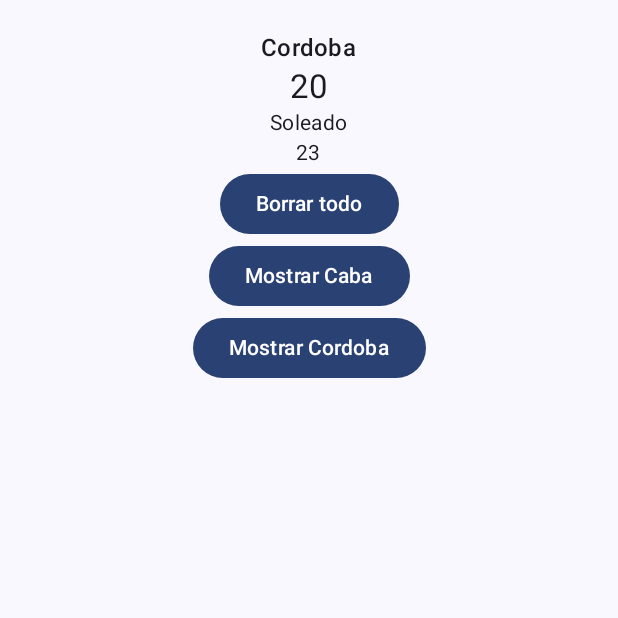
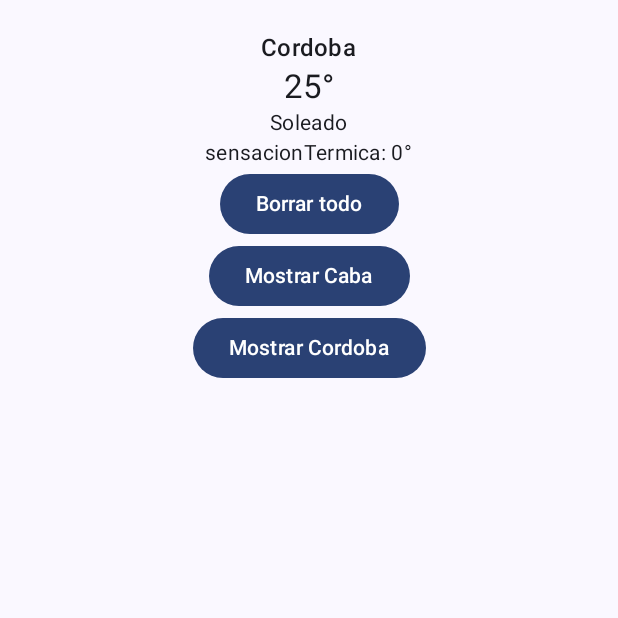
Before and after one commit to Ignaci0Casais/2doParcial, an Android app built with Jetpack Compose: the screen it shows after launch (MainActivity), after a tap on "Mostrar Cordoba", on a phone screen of 412 x 824 dp, the top half of it. Run offline under Robolectric (Android 15) with nearby library versions, the phone set to English and light mode, and no system bars; 2 other taps on this screen came first.

Commit message:
agrego ViewModel
agrego viewmodel y migro proyecto porque no cargaba las dependencias del viewmodel

```diff
--- a/app/src/main/java/com/example/a2doparcial/MainActivity.kt
+++ b/app/src/main/java/com/example/a2doparcial/MainActivity.kt
@@ -6,10 +6,7 @@ import androidx.activity.compose.setContent
 import androidx.compose.foundation.layout.fillMaxSize
 import androidx.compose.material3.MaterialTheme
 import androidx.compose.material3.Surface
-import androidx.compose.material3.Text
-import androidx.compose.runtime.Composable
 import androidx.compose.ui.Modifier
-import androidx.compose.ui.tooling.preview.Preview
 import com.example.a2doparcial.ui.theme._2doparcialTheme
 
 class MainActivity : ComponentActivity() {
@@ -17,11 +14,10 @@ class MainActivity : ComponentActivity() {
         super.onCreate(savedInstanceState)
         setContent {
             _2doparcialTheme {
-                // A surface container using the 'background' color from the theme
                 Surface(
                     modifier = Modifier.fillMaxSize(),
                     color = MaterialTheme.colorScheme.background
-                ) {
+                ){
                     MainPage()
                 }
             }
--- a/app/src/main/java/com/example/a2doparcial/MainPage.kt
+++ b/app/src/main/java/com/example/a2doparcial/MainPage.kt
@@ -13,35 +13,37 @@ import androidx.compose.ui.Alignment
 import androidx.compose.ui.Modifier
 import androidx.compose.ui.tooling.preview.Preview
 import androidx.compose.ui.unit.dp
+import androidx.lifecycle.viewmodel.compose.viewModel
 import com.example.a2doparcial.ui.theme._2doparcialTheme
 
 
 @Composable
 fun MainPage(modifier: Modifier = Modifier) {
 
-    val ciudad = remember { mutableStateOf<String>("Buenos Aires") }
-    val temperatura = remember { mutableStateOf<String>("14°") }
-    val descripcion = remember { mutableStateOf<String>("Nublado") }
-    val st = remember { mutableStateOf<String>("sensacionTermica: 13°") }
+    val viewModel:MainPageViewModel = viewModel()
 
+    val ciudad = remember { mutableStateOf<String>("Caba") }
+    val temperatura = remember { mutableStateOf<Int>(14) }
+    val descripcion = remember { mutableStateOf<String>("nublado") }
+    val st = remember { mutableStateOf<Int>(13) }
 
-    Column(
+    Column (
         modifier = modifier
             .fillMaxWidth()
             .padding(20.dp),
         horizontalAlignment = Alignment.CenterHorizontally
-    ){
-        Text(text = ciudad.value, style = MaterialTheme.typography.titleMedium)
-        Text(text = temperatura.value, style = MaterialTheme.typography.titleLarge)
-        Text(text = descripcion.value, style = MaterialTheme.typography.bodyMedium)
-        Text(text = st.value, style = MaterialTheme.typography.bodyMedium)
+    ) {
+        Text(text = ciudad.value, style= MaterialTheme.typography.titleMedium)
+        Text(text = "${temperatura.value}°", style= MaterialTheme.typography.titleLarge)
+        Text(text = descripcion.value, style= MaterialTheme.typography.bodyMedium)
+        Text(text = "sensacionTermica: ${st.value}°", style= MaterialTheme.typography.bodyMedium)
 
         Button(
             onClick = {
                 ciudad.value = ""
-                temperatura.value = ""
+                temperatura.value = 0
                 descripcion.value = ""
-                st.value = ""
+                st.value = 0
             }
         ){
             Text(text = "Borrar todo")
@@ -50,9 +52,9 @@ fun MainPage(modifier: Modifier = Modifier) {
         Button(
             onClick = {
                 ciudad.value = "CABA"
-                temperatura.value = "10°"
+                temperatura.value = 10
                 descripcion.value = "Nublado"
-                st.value = "9°"
+                st.value = 0
             }
         ){
             Text(text = "Mostrar Caba")
@@ -61,15 +63,16 @@ fun MainPage(modifier: Modifier = Modifier) {
         Button(
             onClick = {
                 ciudad.value = "Cordoba"
-                temperatura.value = "20"
+                temperatura.value = 25
                 descripcion.value = "Soleado"
-                st.value = "23"
+                st.value = 0
             }
         ){
             Text(text = "Mostrar Cordoba")
         }
     }
 }
+
 
 @Preview(showBackground = true)
 @Composable
--- /dev/null
+++ b/app/src/main/java/com/example/a2doparcial/MainPageViewModel.kt
@@ -0,0 +1,35 @@
+package com.example.a2doparcial
+
+import androidx.compose.runtime.mutableStateOf
+import androidx.compose.runtime.remember
+import androidx.lifecycle.ViewModel
+
+class MainPageViewModel : ViewModel() {
+
+    val ciudad =  mutableStateOf<String>("CABA")
+    val temperatura = mutableStateOf<Int>(14)
+    val descripcion = mutableStateOf<String>("nublado")
+    val st = mutableStateOf<Int>(13)
+
+    fun borrarTodo(){
+        ciudad.value = ""
+        temperatura.value = 0
+        descripcion.value = ""
+        st.value = 0
+    }
+
+    fun mostrarCaba(){
+        ciudad.value = "CABA"
+        temperatura.value = 10
+        descripcion.value = "nublado"
+        st.value = 9
+    }
+
+    fun mostrarCordoba(){
+        ciudad.value = "Cordoba"
+        temperatura.value = 25
+        descripcion.value = ""
+        st.value = 32
+    }
+
+}
--- a/app/src/main/java/com/example/a2doparcial/ui/theme/Theme.kt
+++ b/app/src/main/java/com/example/a2doparcial/ui/theme/Theme.kt
@@ -9,11 +9,7 @@ import androidx.compose.material3.dynamicDarkColorScheme
 import androidx.compose.material3.dynamicLightColorScheme
 import androidx.compose.material3.lightColorScheme
 import androidx.compose.runtime.Composable
-import androidx.compose.runtime.SideEffect
-import androidx.compose.ui.graphics.toArgb
 import androidx.compose.ui.platform.LocalContext
-import androidx.compose.ui.platform.LocalView
-import androidx.core.view.WindowCompat
 
 private val DarkColorScheme = darkColorScheme(
     primary = Purple80,
@@ -53,14 +49,6 @@ fun _2doparcialTheme(
         darkTheme -> DarkColorScheme
         else -> LightColorScheme
     }
-    val view = LocalView.current
-    if (!view.isInEditMode) {
-        SideEffect {
-            val window = (view.context as Activity).window
-            window.statusBarColor = colorScheme.primary.toArgb()
-            WindowCompat.getInsetsController(window, view).isAppearanceLightStatusBars = darkTheme
-        }
-    }
 
     MaterialTheme(
         colorScheme = colorScheme,
--- a/build.gradle.kts
+++ b/build.gradle.kts
@@ -1,5 +1,5 @@
 // Top-level build file where you can add configuration options common to all sub-projects/modules.
 plugins {
-    alias(libs.plugins.androidApplication) apply false
-    alias(libs.plugins.jetbrainsKotlinAndroid) apply false
+    id("com.android.application") version "8.4.0" apply false
+    id("org.jetbrains.kotlin.android") version "1.9.0" apply false
 }
```
Also changed, not shown: app/build.gradle.kts (+18 -17 lines), gradle/libs.versions.toml (+4 -4 lines), gradle/wrapper/gradle-wrapper.properties.
